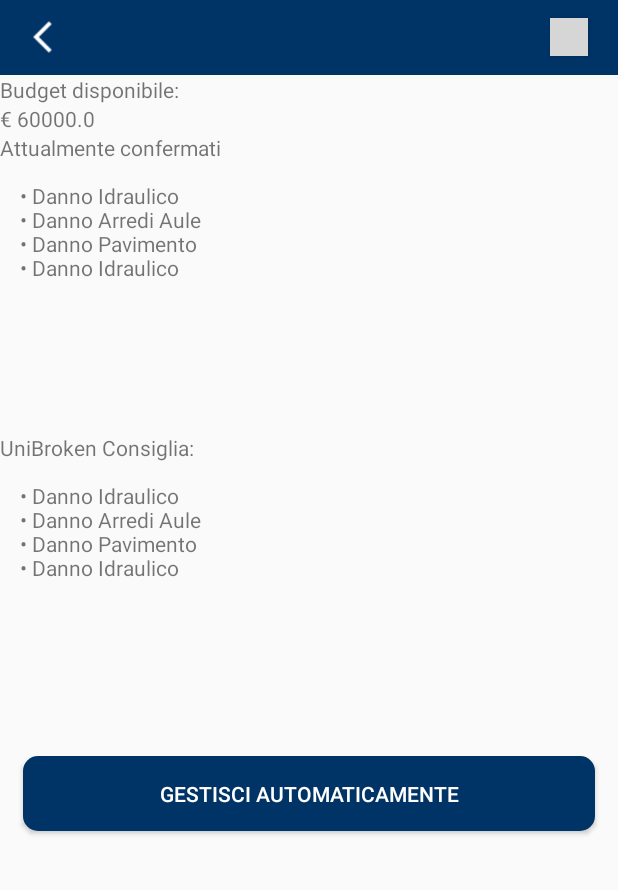
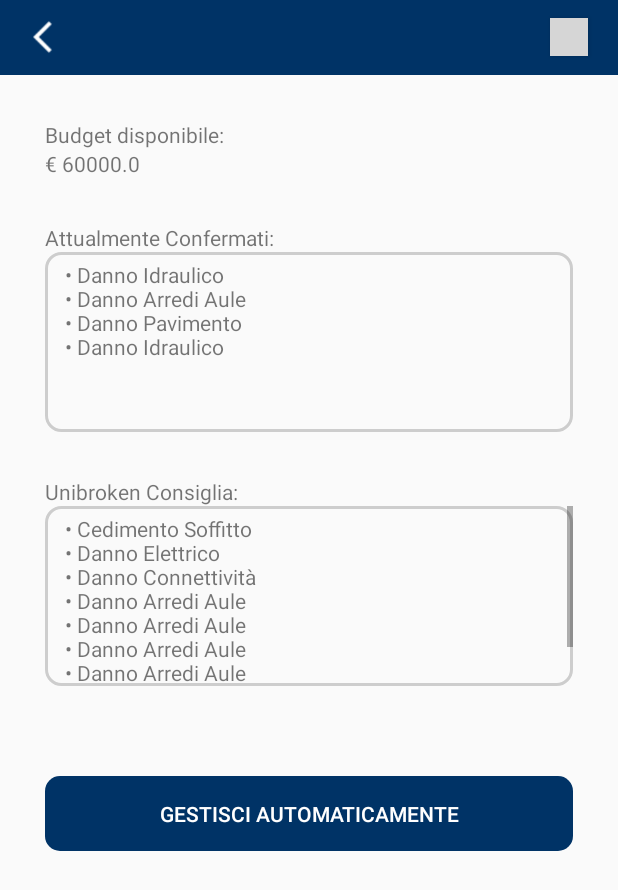
Before and after one commit to atzoriandrea/UniBroken, an Android app: the Raga_Budget screen opened directly, with no data from a screen before it, on a phone screen of 412 x 824 dp. Shown: the top 890 px of the screen. Run offline under Robolectric (Android 15) with nearby library versions, the light colour scheme and no system bars; our stand-ins replace CircleImageView; grey boxes are pictures that could not be loaded.

Commit message:
13/02/2019 -v1.0(Andrea)

```diff
--- a/app/src/main/java/com/example/mirko/unibroken/OptionActivityRaga.java
+++ b/app/src/main/java/com/example/mirko/unibroken/OptionActivityRaga.java
@@ -63,6 +63,8 @@ public class OptionActivityRaga extends AppCompatActivity {
             txt.setText("Costo prev. appr: " + String.valueOf(aux));
             if(s.getImage().size() > 0)
                 img.setImageBitmap(s.getImage().get((s.getImage().size())-1));
+            else
+                img.setImageResource(R.drawable.dummy_image_square);
 
             return v;
         }
--- a/app/src/main/java/com/example/mirko/unibroken/PersonaFactory.java
+++ b/app/src/main/java/com/example/mirko/unibroken/PersonaFactory.java
@@ -31,6 +31,7 @@ public class PersonaFactory {
         Persona p3 = new Persona();
         p3.setNome("Francesco");
         p3.setCognome("Raga");
+        p3.setId(3);
         p3.setUsername("ragafrancesco");
         p3.setPassword("unica");
         p3.setRaga(true);
--- a/app/src/main/java/com/example/mirko/unibroken/Raga_Budget.java
+++ b/app/src/main/java/com/example/mirko/unibroken/Raga_Budget.java
@@ -78,8 +78,8 @@ public class Raga_Budget extends AppCompatActivity {
         inRip=(ScrollView)findViewById(R.id.inRip);
         listaConsigli=(ScrollView)findViewById(R.id.listaConsigli);
         budgetValore.setText("€ "+String.valueOf(cost));
-        riparazione.setText(BulletListBuilder.getBulletList( "Attualmente confermati", SegnFactory.getListaTItoli() ));
-        consigliati.setText(BulletListBuilder.getBulletList( "UniBroken Consiglia:", SegnFactory.getListaTItoli() ));
+        riparazione.setText(BulletListBuilder.getBulletList( "", SegnFactory.getListaTItoli() ));
+        consigliati.setText(BulletListBuilder.getBulletList( "", SegnFactory.getConsigliati() ));
     }
     @Override
     public void onBackPressed() {
--- a/app/src/main/java/com/example/mirko/unibroken/SegnFactory.java
+++ b/app/src/main/java/com/example/mirko/unibroken/SegnFactory.java
@@ -6,14 +6,18 @@ import android.graphics.Bitmap;
 import android.graphics.BitmapFactory;
 import android.graphics.drawable.BitmapDrawable;
 import android.graphics.drawable.Drawable;
+import android.support.annotation.NonNull;
 import android.support.v4.content.res.ResourcesCompat;
 
 import java.text.ParseException;
 import java.text.SimpleDateFormat;
 import java.util.ArrayList;
+import java.util.Arrays;
+import java.util.Collection;
+import java.util.Collections;
 import java.util.Date;
 
-public class SegnFactory {
+public class SegnFactory{
         private static SegnFactory instance;
         private static Bitmap [] v = new Bitmap[11];
 
@@ -34,7 +38,7 @@ public class SegnFactory {
             s2.setAutore(2);
             s2.setImage(v[1]);
             s2.setLuogo("Aula C");
-            s2.setTipo("Danno ELettrico");
+            s2.setTipo("Danno Elettrico");
             s2.setData("15/01/2017");
             s2.setTesto("CCCedimento del soffitto dell'aula D");
             s2.setIdIntervento(3);
@@ -201,7 +205,7 @@ public class SegnFactory {
         SegnFactory factory = SegnFactory.getInstance();
         int max = getLastSegn();
         s.setId(max+1);
-        s.setData("15/02/2019");
+        s.setData(new Date());
         listaSegnalazioni.add(s);
 
     }
@@ -248,14 +252,39 @@ public class SegnFactory {
         return s;
 
         }
+        public static ArrayList<Segnalazione> sortByPriorita (){
+            SegnFactory sf = SegnFactory.getInstance();
+            ArrayList<Segnalazione> copia = new ArrayList<>();
+            for(Segnalazione s : listaSegnalazioni){
+                copia.add(s);
+            }
+            Collections.sort(copia);
+            return copia;
+        }
         public static String[] getConsigliati(){
             InterventiFactory ifact = InterventiFactory.getInstance();
             SegnFactory sfact = SegnFactory.getInstance();
+            int i = 0;
+            double temp;
             double budget = InterventiFactory.getBudget();
-            ArrayList<Segnalazione> lista = SegnFactory.getListaSegnalazioni();
-
-            return null;
+            ArrayList<Segnalazione> lista = SegnFactory.sortByPriorita();
+            ArrayList<Segnalazione> consigliati = new ArrayList<>();
+            for(Segnalazione s : lista){
+                temp = InterventiFactory.getInterventoById(s.getIdIntervento()).getImporto();
+                if (budget - temp >= 0){
+                    budget = budget - temp;
+                    consigliati.add(s);
+                }
+            }
+            String[] c = new String[consigliati.size()];
+            for(Segnalazione s : consigliati){
+                c[i] = s.getTipo();
+                i++;
+            }
+            return c;
 
         }
 
+
+
 }
--- a/app/src/main/java/com/example/mirko/unibroken/Segnalazione.java
+++ b/app/src/main/java/com/example/mirko/unibroken/Segnalazione.java
@@ -1,6 +1,7 @@
 package com.example.mirko.unibroken;
 
 import android.graphics.Bitmap;
+import android.support.annotation.NonNull;
 
 import java.io.Serializable;
 import java.text.DateFormat;
@@ -9,7 +10,7 @@ import java.text.SimpleDateFormat;
 import java.util.ArrayList;
 import java.util.Date;
 
-public class Segnalazione implements Serializable {
+public class Segnalazione implements Serializable, Comparable<Segnalazione> {
     private int id;
     private int autore;
     private String titolo;
@@ -99,6 +100,9 @@ public class Segnalazione implements Serializable {
             e.printStackTrace();
         }
     }
+    public void setData(Date data)  {
+        this.data = data;
+    }
 
     public String traduciData (String engDate){
         switch (engDate){
@@ -121,4 +125,15 @@ public class Segnalazione implements Serializable {
     public void setConfirmed(boolean confirmed) {
         isConfirmed = confirmed;
     }
+
+    @Override
+    public int compareTo(@NonNull Segnalazione o) {
+        InterventiFactory ifact = InterventiFactory.getInstance();
+        if (InterventiFactory.getInterventoById(this.getIdIntervento()).getPriorita() < InterventiFactory.getInterventoById(o.getIdIntervento()).getPriorita())
+            return 1;
+        if (InterventiFactory.getInterventoById(this.getIdIntervento()).getPriorita() > InterventiFactory.getInterventoById(o.getIdIntervento()).getPriorita())
+            return -1;
+        else
+            return 0;
+    }
 }
--- a/app/src/main/java/com/example/mirko/unibroken/SendSegn.java
+++ b/app/src/main/java/com/example/mirko/unibroken/SendSegn.java
@@ -21,6 +21,7 @@ import android.widget.Toast;
 import java.io.IOException;
 import java.io.Serializable;
 import java.util.ArrayList;
+import java.util.Date;
 
 public class SendSegn extends AppCompatActivity {
     private ImageView imageHolder;
@@ -104,7 +105,9 @@ public class SendSegn extends AppCompatActivity {
                 positiveButton.setOnClickListener(new View.OnClickListener() {
                     @Override
                     public void onClick(View v) {
+                        Date d = new Date();
                         SegnFactory factory = SegnFactory.getInstance();
+                        InterventiFactory ifact = InterventiFactory.getInstance();
                         Segnalazione s = new Segnalazione();
                         s.setAutore(p.getId());
                         //getResourseId(SendSegn.this, "myIcon", "drawable", getPackageName());
@@ -117,6 +120,8 @@ public class SendSegn extends AppCompatActivity {
                         for (Bitmap b : tmp){
                             s.setImage(b);
                         }
+                        s.setData(d);
+                        s.setIdIntervento(InterventiFactory.getInterventoByType(dropdown.getSelectedItem().toString()));
                         SegnFactory.addSegnalazione(s);
                         factory = SegnFactory.getInstance();
                         Intent menu = new Intent(SendSegn.this, Homepage.class);
--- a/app/src/main/java/com/example/mirko/unibroken/Showsegn.java
+++ b/app/src/main/java/com/example/mirko/unibroken/Showsegn.java
@@ -45,8 +45,10 @@ public class Showsegn extends AppCompatActivity {
         descrizione.setText(s.getTesto());
         testotitolo.setText(s.getTipo());
         testoluogo.setText(s.getLuogo());
-        img.setImageBitmap(s.getImage().get(s.getImage().size()-1));
-        //array[0] = s.getImage();
+        if(s.getImage().size()>0)
+            img.setImageBitmap(s.getImage().get(s.getImage().size()-1));
+        else
+            img.setImageResource(R.drawable.dummy_image_square);
         img.setOnClickListener(new View.OnClickListener() {
             @Override
             public void onClick(View v) {
--- a/app/src/main/java/com/example/mirko/unibroken/ShowsegnRaga.java
+++ b/app/src/main/java/com/example/mirko/unibroken/ShowsegnRaga.java
@@ -59,7 +59,10 @@ public class ShowsegnRaga extends AppCompatActivity {
         luogo.setText("Luogo: " + s.getLuogo());
         costo = (TextView)findViewById(R.id.costo);
         costo.setText("Costo approssimato: "+String.valueOf((ifact.getInterventoById(s.getIdIntervento()).getImporto())));
-        img.setImageBitmap(s.getImage().get(s.getImage().size()-1));
+        if(s.getImage().size()>0)
+            img.setImageBitmap(s.getImage().get(s.getImage().size()-1));
+        else
+            img.setImageResource(R.drawable.dummy_image_square);
         //array[0] = s.getImage();
         img.setOnClickListener(new View.OnClickListener() {
             @Override
--- a/app/src/main/res/drawable/shape.xml
+++ b/app/src/main/res/drawable/shape.xml
@@ -1,6 +1,9 @@
 <?xml version="1.0" encoding="utf-8"?>
-<shape xmlns:android="http://schemas.android.com/apk/res/android">
+<shape xmlns:android="http://schemas.android.com/apk/res/android"
+    android:shape="rectangle" >
     <stroke
         android:width="2dp"
-        android:color="@android:color/black"/>
+        android:color="#cdcdcd" />
+    <corners android:radius="10dp" />
+
 </shape>
--- a/app/src/main/res/layout/activity_home_raga.xml
+++ b/app/src/main/res/layout/activity_home_raga.xml
@@ -4,6 +4,7 @@
     xmlns:tools="http://schemas.android.com/tools"
     android:layout_width="match_parent"
     android:layout_height="match_parent"
+    android:background="#FFFFFF"
     tools:context=".HomeRaga">
     <LinearLayout
             android:layout_width="match_parent"
--- a/app/src/main/res/layout/activity_raga__budget.xml
+++ b/app/src/main/res/layout/activity_raga__budget.xml
@@ -38,7 +38,12 @@
                 android:focusableInTouchMode="true"
                 android:layout_gravity="end"/>
             </android.support.v7.widget.Toolbar>
-
+        <LinearLayout
+            android:layout_width="match_parent"
+            android:layout_height="wrap_content"
+            android:orientation="vertical"
+            android:layout_marginTop="30dp"
+            android:layout_marginHorizontal="30dp">
             <TextView
                 android:id="@+id/budgetDisp"
                 android:layout_width="match_parent"
@@ -55,36 +60,54 @@
                 android:text=" "
                 tools:ignore="MissingConstraints" />
 
+
+            <TextView
+                android:layout_width="match_parent"
+                android:layout_height="wrap_content"
+                android:layout_marginTop="30dp"
+
+                android:text="Attualmente Confermati:"
+                tools:ignore="MissingConstraints" />
             <ScrollView xmlns:android="http://schemas.android.com/apk/res/android"
                 android:id="@+id/inRip"
                 android:layout_width="match_parent"
-                android:layout_height="200dp"
+                android:layout_height="120dp"
+                android:background="@drawable/shape"
                 tools:ignore="MissingConstraints">
                 <TextView
                     android:id="@+id/content1"
+                    android:layout_marginTop="5dp"
                     android:layout_width="match_parent"
                     android:layout_height="wrap_content" />
 
             </ScrollView>
 
 
-
+            <TextView
+                android:layout_width="match_parent"
+                android:layout_height="wrap_content"
+                android:layout_marginTop="30dp"
+                android:text="Unibroken Consiglia:"
+                tools:ignore="MissingConstraints" />
             <ScrollView xmlns:android="http://schemas.android.com/apk/res/android"
                 android:id="@+id/listaConsigli"
                 android:layout_width="match_parent"
-                android:layout_height="200dp"
+                android:layout_height="120dp"
+                android:background="@drawable/shape"
                 tools:ignore="MissingConstraints">
                 <TextView
                     android:id="@+id/content2"
+                    android:layout_marginTop="5dp"
                     android:layout_width="match_parent"
                     android:layout_height="wrap_content" />
             </ScrollView>
-
+        </LinearLayout>
             <Button
                 android:id="@+id/gestisciAutomaticamente"
                 android:layout_width="match_parent"
                 android:layout_height="50dp"
-                android:layout_margin="15dp"
+                android:layout_marginHorizontal="30dp"
+                android:layout_marginTop="60dp"
                 android:text="Gestisci Automaticamente"
                 android:textColor="#FFFFFF"
                 android:background="@drawable/background_button"/>
```
Also changed, not shown: app/src/main/java/com/example/mirko/unibroken/InterventiFactory.java (+11 -2 lines), app/src/main/java/com/example/mirko/unibroken/OptionActivity.java (+39 -0 lines), app/src/main/res/layout/activity_send_segn.xml (+6 -2 lines), 1 other file.
